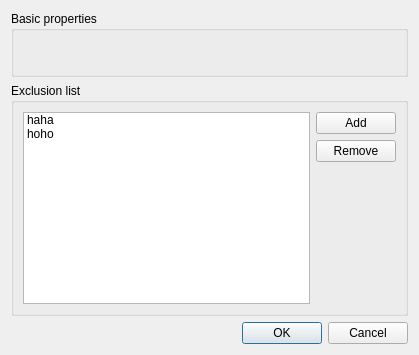
Qt form ConfigurationEditingTool/editrsyncfsbackupjobdialog.ui (MickaelOnTheWave/GuimicK) before a commit.
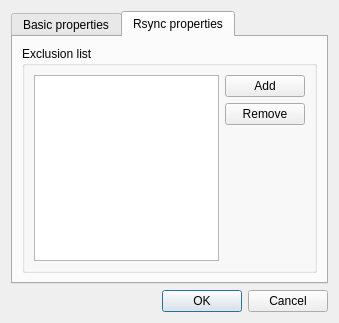
The same form after that commit. The open tabs and pages were chosen to show the change.

Commit message: Finished Rsync Backup edit dialog.

Diff of the .ui file:
```diff
--- a/ConfigurationEditingTool/editrsyncfsbackupjobdialog.ui
+++ b/ConfigurationEditingTool/editrsyncfsbackupjobdialog.ui
@@ -6,8 +6,8 @@
    <rect>
     <x>0</x>
     <y>0</y>
-    <width>419</width>
-    <height>355</height>
+    <width>339</width>
+    <height>323</height>
    </rect>
   </property>
   <property name="windowTitle">
@@ -15,37 +15,28 @@
   </property>
   <layout class="QVBoxLayout" name="verticalLayout_2">
    <item>
-    <widget class="QGroupBox" name="basicBox">
-     <property name="sizePolicy">
-      <sizepolicy hsizetype="Preferred" vsizetype="Expanding">
-       <horstretch>0</horstretch>
-       <verstretch>0</verstretch>
-      </sizepolicy>
+    <widget class="QTabWidget" name="tabWidget">
+     <property name="currentIndex">
+      <number>0</number>
      </property>
-     <property name="title">
+     <widget class="QWidget" name="basicTab">
+      <attribute name="title">
       <string>Basic properties</string>
-     </property>
-    </widget>
-   </item>
+      </attribute>
+     </widget>
+     <widget class="QWidget" name="rsyncTab">
+      <attribute name="title">
+       <string>Rsync properties</string>
+      </attribute>
+      <layout class="QVBoxLayout" name="verticalLayout_3">
    <item>
-    <widget class="QGroupBox" name="rsyncBox">
+        <widget class="QGroupBox" name="groupBox">
      <property name="title">
       <string>Exclusion list</string>
      </property>
      <layout class="QHBoxLayout" name="horizontalLayout">
       <item>
-       <widget class="QListWidget" name="exclusionListWidget">
-        <item>
-         <property name="text">
-          <string>haha</string>
-         </property>
-        </item>
-        <item>
-         <property name="text">
-          <string>hoho</string>
-         </property>
-        </item>
-       </widget>
+           <widget class="QListWidget" name="exclusionListWidget"/>
       </item>
       <item>
        <layout class="QVBoxLayout" name="verticalLayout">
@@ -79,6 +70,10 @@
        </layout>
       </item>
      </layout>
+        </widget>
+       </item>
+      </layout>
+     </widget>
     </widget>
    </item>
    <item>
```
Left out of the diff: 2 changed lines with no effect on the pictures. Lines whose indentation alone changed are shown as unchanged. The commit also changes 6 other files.
